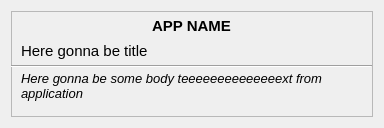
First picture: the form in notification_daemon/src/qt/ui/new_simple_ui.ui, repository eekhdv/rust_async, before the edit.
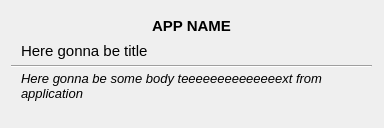
Second picture: the form after the edit.

Commit message: popup in the center

Diff of the .ui file:
```diff
--- a/notification_daemon/src/qt/ui/new_simple_ui.ui
+++ b/notification_daemon/src/qt/ui/new_simple_ui.ui
@@ -2,6 +2,9 @@
 <ui version="4.0">
  <class>NotificationForm</class>
  <widget class="QWidget" name="NotificationForm">
+  <property name="enabled">
+   <bool>true</bool>
+  </property>
   <property name="geometry">
    <rect>
     <x>0</x>
@@ -10,6 +13,18 @@
     <height>128</height>
    </rect>
   </property>
+  <property name="minimumSize">
+   <size>
+    <width>384</width>
+    <height>128</height>
+   </size>
+  </property>
+  <property name="maximumSize">
+   <size>
+    <width>384</width>
+    <height>128</height>
+   </size>
+  </property>
   <property name="windowTitle">
    <string>Form</string>
   </property>
@@ -21,14 +36,28 @@
     <layout class="QVBoxLayout" name="verticalLayout">
      <item>
       <widget class="QFrame" name="frame">
+       <property name="enabled">
+        <bool>true</bool>
+       </property>
+       <property name="maximumSize">
+        <size>
+         <width>384</width>
+         <height>128</height>
+        </size>
+       </property>
+       <property name="font">
+        <font>
+         <bold>false</bold>
+        </font>
+       </property>
        <property name="cursor">
         <cursorShape>IBeamCursor</cursorShape>
        </property>
        <property name="autoFillBackground">
-        <bool>true</bool>
+        <bool>false</bool>
        </property>
        <property name="frameShape">
-        <enum>QFrame::StyledPanel</enum>
+        <enum>QFrame::NoFrame</enum>
        </property>
        <property name="frameShadow">
         <enum>QFrame::Raised</enum>
```
Left out of the diff: 8 changed lines with no effect on the pictures. The commit also changes 2 other files.
